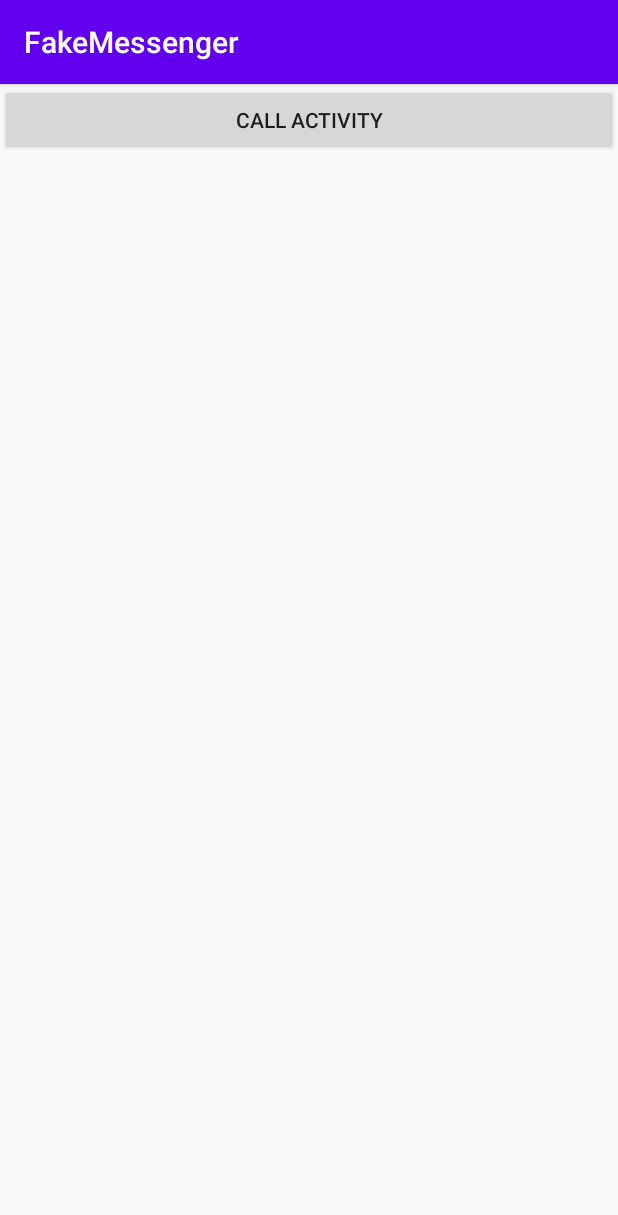
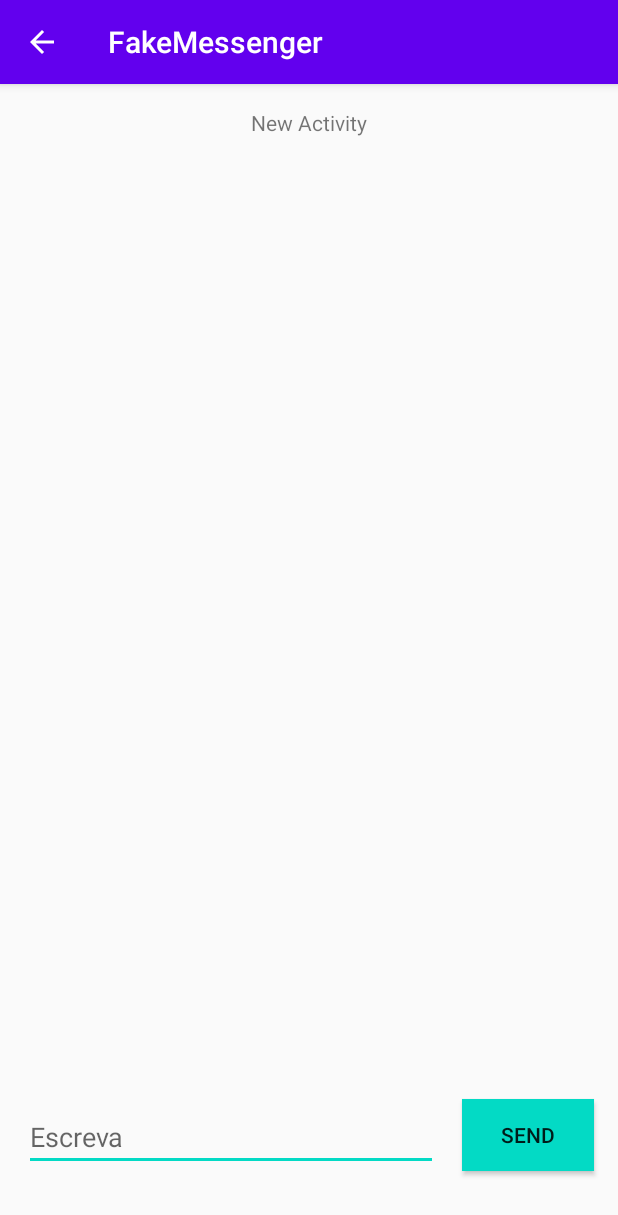
Before and after one commit to Renan-Deldotti/DevVenture, an Android app: the screen it shows after launch (MainActivity before the commit, NewActivity after it), after a tap on "CALL ACTIVITY", on a phone screen of 412 x 824 dp. Shown: the top 1215 px of the screen. Run offline under Robolectric (Android 15) with nearby library versions, the phone set to English and light mode, and no system bars.

Commit message:
Update 09-05

```diff
--- a/FakeMessenger/app/src/main/AndroidManifest.xml
+++ b/FakeMessenger/app/src/main/AndroidManifest.xml
@@ -9,8 +9,10 @@
         android:roundIcon="@mipmap/ic_launcher_round"
         android:supportsRtl="true"
         android:theme="@style/AppTheme">
-        <activity android:name=".NewActivity"></activity>
-        <activity android:name=".MainActivity">
+        <activity android:name=".NewActivity"
+            android:parentActivityName=".MainActivity"/>
+        <activity android:name=".MainActivity"
+            android:launchMode="singleTop">
             <intent-filter>
                 <action android:name="android.intent.action.MAIN" />
 
--- a/FakeMessenger/app/src/main/java/com/teste/fakemessenger/MainActivity.java
+++ b/FakeMessenger/app/src/main/java/com/teste/fakemessenger/MainActivity.java
@@ -1,18 +1,53 @@
 package com.teste.fakemessenger;
 
+import androidx.annotation.Nullable;
 import androidx.appcompat.app.AppCompatActivity;
 
+import android.content.Intent;
 import android.os.Bundle;
 import android.view.View;
+import android.widget.EditText;
+import android.widget.TextView;
+import android.widget.Toast;
 
 public class MainActivity extends AppCompatActivity {
+
+    public static final String EXTRA_ID = MainActivity.class.getSimpleName() + " Message";
+    public static final int REQUEST_ANSWER = 1;
+
+    private EditText editTextMessage;
+    private TextView textViewAnswer;
 
     @Override
     protected void onCreate(Bundle savedInstanceState) {
         super.onCreate(savedInstanceState);
         setContentView(R.layout.activity_main);
+        editTextMessage = findViewById(R.id.editText_message);
+        textViewAnswer = findViewById(R.id.textView_answer);
     }
 
     public void callNewActivity(View view) {
+        Intent intent = new Intent (MainActivity.this,NewActivity.class);
+        intent.putExtra(EXTRA_ID,editTextMessage.getText().toString().trim());
+        startActivity(intent);
+    }
+
+    public void callNewActivityForResult(View view) {
+        Intent intent = new Intent (MainActivity.this,NewActivity.class);
+        intent.putExtra(EXTRA_ID,editTextMessage.getText().toString().trim());
+        startActivityForResult(intent,REQUEST_ANSWER);
+    }
+
+    @Override
+    protected void onActivityResult(int requestCode, int resultCode, @Nullable Intent data) {
+        super.onActivityResult(requestCode, resultCode, data);
+
+        if (requestCode == REQUEST_ANSWER){
+            if (resultCode == RESULT_OK){
+                if (data!=null && data.hasExtra(NewActivity.ANSWER_ID)){
+                    textViewAnswer.setText(data.getStringExtra(NewActivity.ANSWER_ID));
+                }
+            }
+        }
     }
 }
--- a/FakeMessenger/app/src/main/java/com/teste/fakemessenger/NewActivity.java
+++ b/FakeMessenger/app/src/main/java/com/teste/fakemessenger/NewActivity.java
@@ -2,13 +2,40 @@ package com.teste.fakemessenger;
 
 import androidx.appcompat.app.AppCompatActivity;
 
+import android.content.Intent;
 import android.os.Bundle;
+import android.view.View;
+import android.widget.EditText;
+import android.widget.TextView;
 
 public class NewActivity extends AppCompatActivity {
+
+    public static final String ANSWER_ID = NewActivity.class.getSimpleName() + " ANSWER";
+
+    private TextView textViewMessageReceived;
+    private EditText editTextAnswer;
 
     @Override
     protected void onCreate(Bundle savedInstanceState) {
         super.onCreate(savedInstanceState);
         setContentView(R.layout.activity_new);
+
+        textViewMessageReceived = findViewById(R.id.textView_message);
+        editTextAnswer = findViewById(R.id.editTextAnswer);
+
+        Intent intent = getIntent();
+        if (intent.hasExtra(MainActivity.EXTRA_ID)){
+            textViewMessageReceived.setText(intent.getStringExtra(MainActivity.EXTRA_ID));
+        }else{
+            textViewMessageReceived.setText("Não há menssagens");
+        }
+    }
+
+    public void sendAnswer(View view) {
+        String answer = editTextAnswer.getText().toString().trim();
+        Intent answerIntent = new Intent();
+        answerIntent.putExtra(ANSWER_ID,answer);
+        setResult(RESULT_OK,answerIntent);
+        finish();
     }
 }
--- a/FakeMessenger/app/src/main/res/layout/activity_new.xml
+++ b/FakeMessenger/app/src/main/res/layout/activity_new.xml
@@ -6,4 +6,53 @@
     android:layout_height="match_parent"
     tools:context=".NewActivity">
 
+    <TextView
+        android:id="@+id/textView"
+        android:layout_width="wrap_content"
+        android:layout_height="wrap_content"
+        android:layout_marginTop="16dp"
+        android:text="@string/new_activity"
+        app:layout_constraintEnd_toEndOf="parent"
+        app:layout_constraintStart_toStartOf="parent"
+        app:layout_constraintTop_toTopOf="parent" />
+
+    <TextView
+        android:id="@+id/textView_message"
+        android:layout_width="0dp"
+        android:layout_height="wrap_content"
+        android:layout_margin="24dp"
+        android:gravity="center"
+        android:text=""
+        app:layout_constraintBottom_toBottomOf="parent"
+        app:layout_constraintEnd_toEndOf="parent"
+        app:layout_constraintStart_toStartOf="parent"
+        tools:text="Text" />
+
+    <EditText
+        android:id="@+id/editTextAnswer"
+        android:layout_width="0dp"
+        android:layout_height="wrap_content"
+        android:layout_marginHorizontal="16dp"
+        android:autofillHints="@string/answer_hint"
+        android:ems="10"
+        android:hint="@string/answer_hint"
+        android:inputType="textCapSentences"
+        android:text=""
+        app:layout_constraintBottom_toTopOf="@+id/textView_message"
+        app:layout_constraintEnd_toStartOf="@+id/button_send"
+        app:layout_constraintStart_toStartOf="parent" />
+
+    <Button
+        android:id="@+id/button_send"
+        style="?android:attr/clickable"
+        android:layout_width="wrap_content"
+        android:layout_height="wrap_content"
+        android:layout_marginHorizontal="16dp"
+        android:background="@color/colorAccent"
+        android:clickable="true"
+        android:focusable="true"
+        android:onClick="sendAnswer"
+        android:text="@string/send"
+        app:layout_constraintBottom_toTopOf="@id/textView_message"
+        app:layout_constraintEnd_toEndOf="parent" />
 </androidx.constraintlayout.widget.ConstraintLayout>
--- a/FakeMessenger/app/src/main/res/values/strings.xml
+++ b/FakeMessenger/app/src/main/res/values/strings.xml
@@ -1,4 +1,9 @@
 <resources>
     <string name="app_name">FakeMessenger</string>
     <string name="call_new_activity">CALL ACTIVITY</string>
+    <string name="editText_msg_hint">Insira sua mensagem</string>
+    <string name="new_activity">New Activity</string>
+    <string name="button_label_call_answer">Call for answer</string>
+    <string name="send">Send</string>
+    <string name="answer_hint">Escreva</string>
 </resources>
```
Also changed, not shown: FakeMessenger/app/src/main/res/layout/activity_main.xml (+23 -0 lines).
